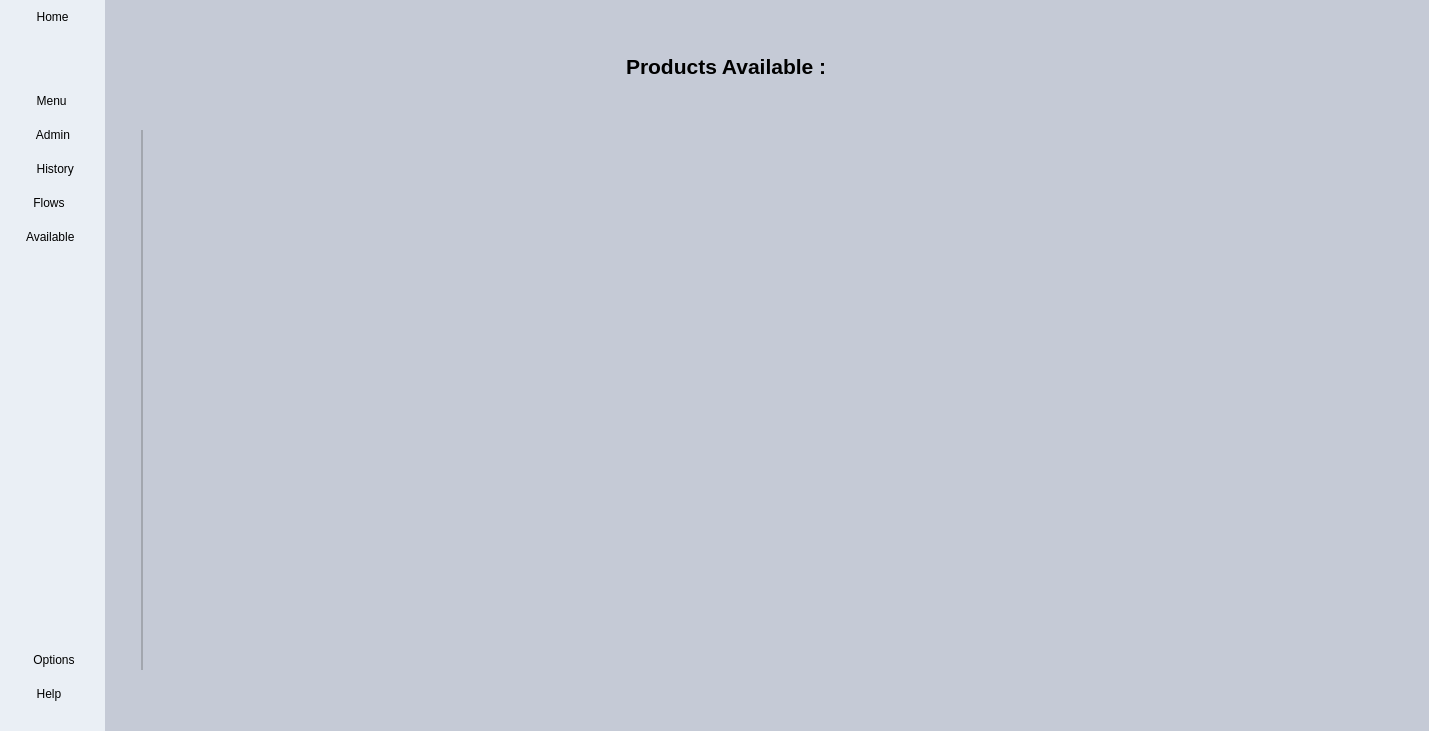
h471x/SQLite_Inventory_Management, file forms/mainapp.ui: the form before one commit.
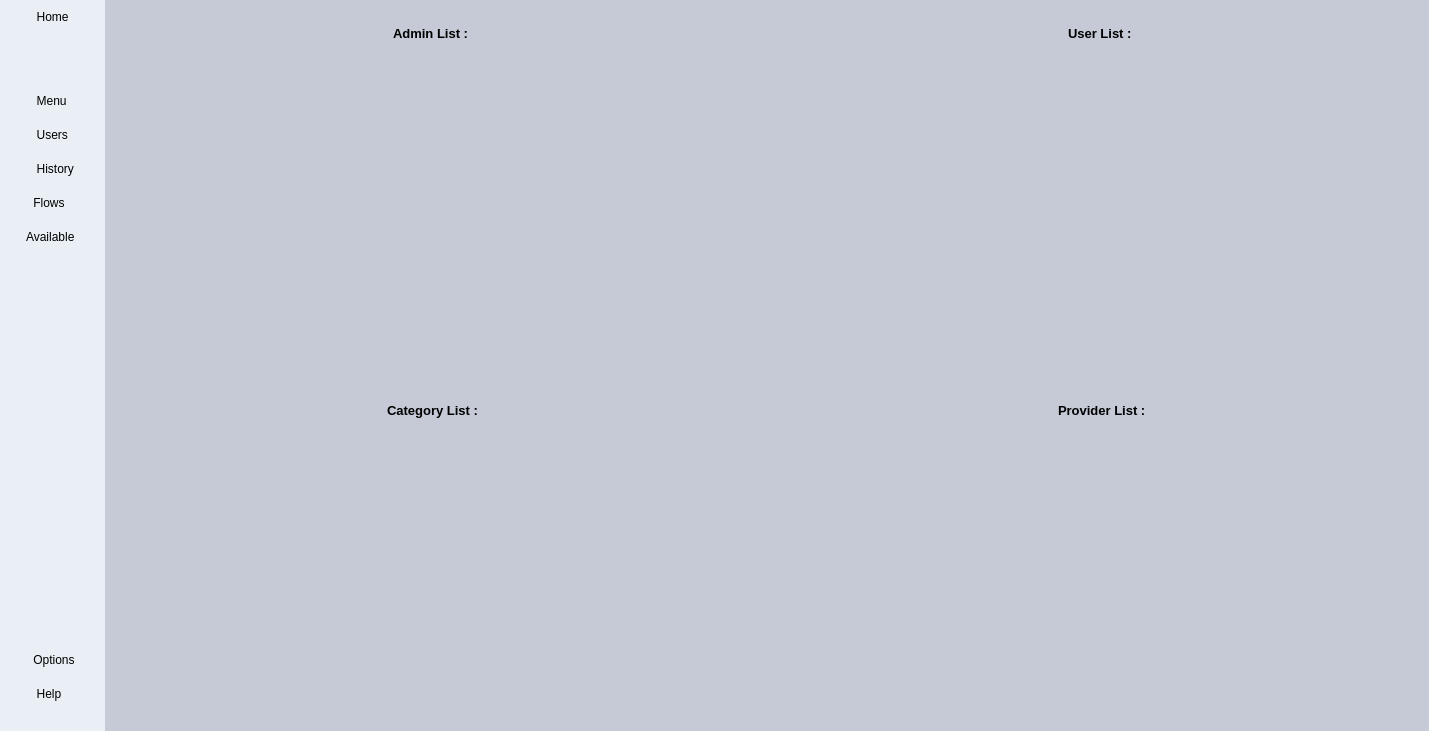
The form after the commit. Icons and pictures are not drawn.

Commit message: Added contents to User Page

```diff
--- a/forms/mainapp.ui
+++ b/forms/mainapp.ui
@@ -66,11 +66,16 @@
 #Content QTreeView::item:Alternate{background-color: #a2a6ae;}
 #Content QTreeView::item:Hover{background-color: #d4d8e2;}
 
-#title, #title_2, #availableTitle{
+#title, #title_2, #availableTitle, #userTitle, #adminTitle{
 	font-size: 16pt;
 	font-weight: bold;
 }
 
+#UserPage QLabel{
+	font-size: 10pt;
+	font-weight: bold;
+}
+
 #SupplyBtnContainer QPushButton{
 	font: 12pt &quot;Calibri&quot;;
 	text-align: left;
@@ -277,7 +282,7 @@
                 <string notr="true"/>
                </property>
                <property name="text">
-                <string>     Admin</string>
+                <string>     Users</string>
                </property>
                <property name="icon">
                 <iconset resource="../resources/resources.qrc">
@@ -470,7 +475,7 @@
        <item row="0" column="0">
         <widget class="QStackedWidget" name="Content">
          <property name="currentIndex">
-          <number>5</number>
+          <number>2</number>
          </property>
          <widget class="QWidget" name="HomePage">
           <layout class="QHBoxLayout" name="horizontalLayout">
@@ -953,7 +958,547 @@
            </item>
           </layout>
          </widget>
-         <widget class="QWidget" name="AdminPage"/>
+         <widget class="QWidget" name="UserPage">
+          <layout class="QVBoxLayout" name="verticalLayout_12">
+           <property name="spacing">
+            <number>0</number>
+           </property>
+           <property name="leftMargin">
+            <number>0</number>
+           </property>
+           <property name="topMargin">
+            <number>0</number>
+           </property>
+           <property name="rightMargin">
+            <number>0</number>
+           </property>
+           <property name="bottomMargin">
+            <number>0</number>
+           </property>
+           <item>
+            <widget class="QFrame" name="frame">
+             <property name="frameShape">
+              <enum>QFrame::StyledPanel</enum>
+             </property>
+             <property name="frameShadow">
+              <enum>QFrame::Raised</enum>
+             </property>
+             <layout class="QVBoxLayout" name="verticalLayout_13" stretch="15,1,15">
+              <property name="spacing">
+               <number>0</number>
+              </property>
+              <property name="leftMargin">
+               <number>0</number>
+              </property>
+              <property name="topMargin">
+               <number>0</number>
+              </property>
+              <property name="rightMargin">
+               <number>0</number>
+              </property>
+              <property name="bottomMargin">
+               <number>0</number>
+              </property>
+              <item>
+               <widget class="QFrame" name="frame_2">
+                <property name="frameShape">
+                 <enum>QFrame::StyledPanel</enum>
+                </property>
+                <property name="frameShadow">
+                 <enum>QFrame::Raised</enum>
+                </property>
+                <layout class="QHBoxLayout" name="horizontalLayout_14" stretch="20,1,20">
+                 <property name="spacing">
+                  <number>0</number>
+                 </property>
+                 <property name="leftMargin">
+                  <number>0</number>
+                 </property>
+                 <property name="topMargin">
+                  <number>0</number>
+                 </property>
+                 <property name="rightMargin">
+                  <number>0</number>
+                 </property>
+                 <item>
+                  <widget class="QFrame" name="frame_4">
+                   <property name="frameShape">
+                    <enum>QFrame::StyledPanel</enum>
+                   </property>
+                   <property name="frameShadow">
+                    <enum>QFrame::Raised</enum>
+                   </property>
+                   <layout class="QVBoxLayout" name="verticalLayout_14" stretch="1,6">
+                    <property name="spacing">
+                     <number>0</number>
+                    </property>
+                    <property name="leftMargin">
+                     <number>0</number>
+                    </property>
+                    <property name="topMargin">
+                     <number>0</number>
+                    </property>
+                    <property name="rightMargin">
+                     <number>0</number>
+                    </property>
+                    <property name="bottomMargin">
+                     <number>0</number>
+                    </property>
+                    <item>
+                     <widget class="QFrame" name="frame_8">
+                      <property name="frameShape">
+                       <enum>QFrame::StyledPanel</enum>
+                      </property>
+                      <property name="frameShadow">
+                       <enum>QFrame::Raised</enum>
+                      </property>
+                      <layout class="QHBoxLayout" name="horizontalLayout_16">
+                       <item>
+                        <spacer name="horizontalSpacer_11">
+                         <property name="orientation">
+                          <enum>Qt::Horizontal</enum>
+                         </property>
+                         <property name="sizeHint" stdset="0">
+                          <size>
+                           <width>203</width>
+                           <height>20</height>
+                          </size>
+                         </property>
+                        </spacer>
+                       </item>
+                       <item>
+                        <widget class="QLabel" name="label_3">
+                         <property name="text">
+                          <string>Admin List : </string>
+                         </property>
+                        </widget>
+                       </item>
+                       <item>
+                        <spacer name="horizontalSpacer_12">
+                         <property name="orientation">
+                          <enum>Qt::Horizontal</enum>
+                         </property>
+                         <property name="sizeHint" stdset="0">
+                          <size>
+                           <width>204</width>
+                           <height>20</height>
+                          </size>
+                         </property>
+                        </spacer>
+                       </item>
+                      </layout>
+                     </widget>
+                    </item>
+                    <item>
+                     <widget class="QFrame" name="frame_9">
+                      <property name="frameShape">
+                       <enum>QFrame::StyledPanel</enum>
+                      </property>
+                      <property name="frameShadow">
+                       <enum>QFrame::Raised</enum>
+                      </property>
+                      <layout class="QVBoxLayout" name="verticalLayout_16">
+                       <property name="spacing">
+                        <number>0</number>
+                       </property>
+                       <property name="leftMargin">
+                        <number>0</number>
+                       </property>
+                       <property name="topMargin">
+                        <number>0</number>
+                       </property>
+                       <property name="rightMargin">
+                        <number>0</number>
+                       </property>
+                       <property name="bottomMargin">
+                        <number>0</number>
+                       </property>
+                       <item>
+                        <widget class="QTableWidget" name="adminWidget"/>
+                       </item>
+                      </layout>
+                     </widget>
+                    </item>
+                   </layout>
+                  </widget>
+                 </item>
+                 <item>
+                  <spacer name="horizontalSpacer_9">
+                   <property name="orientation">
+                    <enum>Qt::Horizontal</enum>
+                   </property>
+                   <property name="sizeHint" stdset="0">
+                    <size>
+                     <width>27</width>
+                     <height>20</height>
+                    </size>
+                   </property>
+                  </spacer>
+                 </item>
+                 <item>
+                  <widget class="QFrame" name="frame_5">
+                   <property name="frameShape">
+                    <enum>QFrame::StyledPanel</enum>
+                   </property>
+                   <property name="frameShadow">
+                    <enum>QFrame::Raised</enum>
+                   </property>
+                   <layout class="QVBoxLayout" name="verticalLayout_15" stretch="1,6">
+                    <property name="spacing">
+                     <number>0</number>
+                    </property>
+                    <property name="leftMargin">
+                     <number>0</number>
+                    </property>
+                    <property name="topMargin">
+                     <number>0</number>
+                    </property>
+                    <property name="rightMargin">
+                     <number>0</number>
+                    </property>
+                    <property name="bottomMargin">
+                     <number>0</number>
+                    </property>
+                    <item>
+                     <widget class="QFrame" name="frame_10">
+                      <property name="frameShape">
+                       <enum>QFrame::StyledPanel</enum>
+                      </property>
+                      <property name="frameShadow">
+                       <enum>QFrame::Raised</enum>
+                      </property>
+                      <layout class="QHBoxLayout" name="horizontalLayout_17">
+                       <item>
+                        <spacer name="horizontalSpacer_13">
+                         <property name="orientation">
+                          <enum>Qt::Horizontal</enum>
+                         </property>
+                         <property name="sizeHint" stdset="0">
+                          <size>
+                           <width>213</width>
+                           <height>20</height>
+                          </size>
+                         </property>
+                        </spacer>
+                       </item>
+                       <item>
+                        <widget class="QLabel" name="label_4">
+                         <property name="text">
+                          <string>User List : </string>
+                         </property>
+                        </widget>
+                       </item>
+                       <item>
+                        <spacer name="horizontalSpacer_14">
+                         <property name="orientation">
+                          <enum>Qt::Horizontal</enum>
+                         </property>
+                         <property name="sizeHint" stdset="0">
+                          <size>
+                           <width>213</width>
+                           <height>20</height>
+                          </size>
+                         </property>
+                        </spacer>
+                       </item>
+                      </layout>
+                     </widget>
+                    </item>
+                    <item>
+                     <widget class="QFrame" name="frame_11">
+                      <property name="frameShape">
+                       <enum>QFrame::StyledPanel</enum>
+                      </property>
+                      <property name="frameShadow">
+                       <enum>QFrame::Raised</enum>
+                      </property>
+                      <layout class="QVBoxLayout" name="verticalLayout_19">
+                       <property name="spacing">
+                        <number>0</number>
+                       </property>
+                       <property name="leftMargin">
+                        <number>0</number>
+                       </property>
+                       <property name="topMargin">
+                        <number>0</number>
+                       </property>
+                       <property name="rightMargin">
+                        <number>0</number>
+                       </property>
+                       <property name="bottomMargin">
+                        <number>0</number>
+                       </property>
+                       <item>
+                        <widget class="QTableWidget" name="userWidget"/>
+                       </item>
+                      </layout>
+                     </widget>
+                    </item>
+                   </layout>
+                  </widget>
+                 </item>
+                </layout>
+               </widget>
+              </item>
+              <item>
+               <spacer name="verticalSpacer_3">
+                <property name="orientation">
+                 <enum>Qt::Vertical</enum>
+                </property>
+                <property name="sizeHint" stdset="0">
+                 <size>
+                  <width>20</width>
+                  <height>20</height>
+                 </size>
+                </property>
+               </spacer>
+              </item>
+              <item>
+               <widget class="QFrame" name="frame_3">
+                <property name="frameShape">
+                 <enum>QFrame::StyledPanel</enum>
+                </property>
+                <property name="frameShadow">
+                 <enum>QFrame::Raised</enum>
+                </property>
+                <layout class="QHBoxLayout" name="horizontalLayout_15" stretch="20,1,20">
+                 <property name="spacing">
+                  <number>0</number>
+                 </property>
+                 <property name="leftMargin">
+                  <number>0</number>
+                 </property>
+                 <property name="rightMargin">
+                  <number>0</number>
+                 </property>
+                 <property name="bottomMargin">
+                  <number>0</number>
+                 </property>
+                 <item>
+                  <widget class="QFrame" name="frame_6">
+                   <property name="frameShape">
+                    <enum>QFrame::StyledPanel</enum>
+                   </property>
+                   <property name="frameShadow">
+                    <enum>QFrame::Raised</enum>
+                   </property>
+                   <layout class="QVBoxLayout" name="verticalLayout_17" stretch="1,6">
+                    <property name="spacing">
+                     <number>0</number>
+                    </property>
+                    <property name="leftMargin">
+                     <number>0</number>
+                    </property>
+                    <property name="topMargin">
+                     <number>0</number>
+                    </property>
+                    <property name="rightMargin">
+                     <number>0</number>
+                    </property>
+                    <property name="bottomMargin">
+                     <number>0</number>
+                    </property>
+                    <item>
+                     <widget class="QFrame" name="frame_12">
+                      <property name="frameShape">
+                       <enum>QFrame::StyledPanel</enum>
+                      </property>
+                      <property name="frameShadow">
+                       <enum>QFrame::Raised</enum>
+                      </property>
+                      <layout class="QHBoxLayout" name="horizontalLayout_18">
+                       <item>
+                        <spacer name="horizontalSpacer_15">
+                         <property name="orientation">
+                          <enum>Qt::Horizontal</enum>
+                         </property>
+                         <property name="sizeHint" stdset="0">
+                          <size>
+                           <width>194</width>
+                           <height>20</height>
+                          </size>
+                         </property>
+                        </spacer>
+                       </item>
+                       <item>
+                        <widget class="QLabel" name="label_6">
+                         <property name="text">
+                          <string>Category List :</string>
+                         </property>
+                        </widget>
+                       </item>
+                       <item>
+                        <spacer name="horizontalSpacer_16">
+                         <property name="orientation">
+                          <enum>Qt::Horizontal</enum>
+                         </property>
+                         <property name="sizeHint" stdset="0">
+                          <size>
+                           <width>193</width>
+                           <height>20</height>
+                          </size>
+                         </property>
+                        </spacer>
+                       </item>
+                      </layout>
+                     </widget>
+                    </item>
+                    <item>
+                     <widget class="QFrame" name="frame_13">
+                      <property name="frameShape">
+                       <enum>QFrame::StyledPanel</enum>
+                      </property>
+                      <property name="frameShadow">
+                       <enum>QFrame::Raised</enum>
+                      </property>
+                      <layout class="QVBoxLayout" name="verticalLayout_20">
+                       <property name="spacing">
+                        <number>0</number>
+                       </property>
+                       <property name="leftMargin">
+                        <number>0</number>
+                       </property>
+                       <property name="topMargin">
+                        <number>0</number>
+                       </property>
+                       <property name="rightMargin">
+                        <number>0</number>
+                       </property>
+                       <property name="bottomMargin">
+                        <number>0</number>
+                       </property>
+                       <item>
+                        <widget class="QTableWidget" name="categoryWidget"/>
+                       </item>
+                      </layout>
+                     </widget>
+                    </item>
+                   </layout>
+                  </widget>
+                 </item>
+                 <item>
+                  <spacer name="horizontalSpacer_10">
+                   <property name="orientation">
+                    <enum>Qt::Horizontal</enum>
+                   </property>
+                   <property name="sizeHint" stdset="0">
+                    <size>
+                     <width>27</width>
+                     <height>20</height>
+                    </size>
+                   </property>
+                  </spacer>
+                 </item>
+                 <item>
+                  <widget class="QFrame" name="frame_7">
+                   <property name="frameShape">
+                    <enum>QFrame::StyledPanel</enum>
+                   </property>
+                   <property name="frameShadow">
+                    <enum>QFrame::Raised</enum>
+                   </property>
+                   <layout class="QVBoxLayout" name="verticalLayout_18" stretch="1,6">
+                    <property name="spacing">
+                     <number>0</number>
+                    </property>
+                    <property name="leftMargin">
+                     <number>0</number>
+                    </property>
+                    <property name="topMargin">
+                     <number>0</number>
+                    </property>
+                    <property name="rightMargin">
+                     <number>0</number>
+                    </property>
+                    <property name="bottomMargin">
+                     <number>0</number>
+                    </property>
+                    <item>
+                     <widget class="QFrame" name="frame_14">
+                      <property name="frameShape">
+                       <enum>QFrame::StyledPanel</enum>
+                      </property>
+                      <property name="frameShadow">
+                       <enum>QFrame::Raised</enum>
+                      </property>
+                      <layout class="QHBoxLayout" name="horizontalLayout_19">
+                       <item>
+                        <spacer name="horizontalSpacer_17">
+                         <property name="orientation">
+                          <enum>Qt::Horizontal</enum>
+                         </property>
+                         <property name="sizeHint" stdset="0">
+                          <size>
+                           <width>196</width>
+                           <height>20</height>
+                          </size>
+                         </property>
+                        </spacer>
+                       </item>
+                       <item>
+                        <widget class="QLabel" name="label_8">
+                         <property name="text">
+                          <string>Provider List :</string>
+                         </property>
+                        </widget>
+                       </item>
+                       <item>
+                        <spacer name="horizontalSpacer_18">
+                         <property name="orientation">
+                          <enum>Qt::Horizontal</enum>
+                         </property>
+                         <property name="sizeHint" stdset="0">
+                          <size>
+                           <width>196</width>
+                           <height>20</height>
+                          </size>
+                         </property>
+                        </spacer>
+                       </item>
+                      </layout>
+                     </widget>
+                    </item>
+                    <item>
+                     <widget class="QFrame" name="frame_15">
+                      <property name="frameShape">
+                       <enum>QFrame::StyledPanel</enum>
+                      </property>
+                      <property name="frameShadow">
+                       <enum>QFrame::Raised</enum>
+                      </property>
+                      <layout class="QVBoxLayout" name="verticalLayout_21">
+                       <property name="spacing">
+                        <number>0</number>
+                       </property>
+                       <property name="leftMargin">
+                        <number>0</number>
+                       </property>
+                       <property name="topMargin">
+                        <number>0</number>
+                       </property>
+                       <property name="rightMargin">
+                        <number>0</number>
+                       </property>
+                       <property name="bottomMargin">
+                        <number>0</number>
+                       </property>
+                       <item>
+                        <widget class="QTableWidget" name="providerWidget"/>
+                       </item>
+                      </layout>
+                     </widget>
+                    </item>
+                   </layout>
+                  </widget>
+                 </item>
+                </layout>
+               </widget>
+              </item>
+             </layout>
+            </widget>
+           </item>
+          </layout>
+         </widget>
          <widget class="QWidget" name="FindPage">
           <layout class="QHBoxLayout" name="horizontalLayout_4">
            <item>
```
